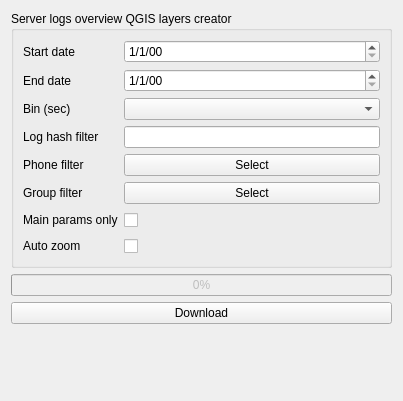
meritechsolutions/azenqos_qgis_plugin, file Azenqos/server_overview_widget.ui: the form before one commit.
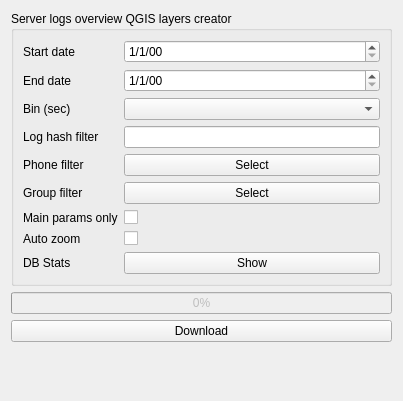
The form after the commit.

Commit message: add DB stats button in server overview widget

What changed in the file:
```diff
--- a/Azenqos/server_overview_widget.ui
+++ b/Azenqos/server_overview_widget.ui
@@ -108,7 +108,7 @@
         <item row="6" column="1">
          <widget class="QCheckBox" name="main_params_only_checkBox">
           <property name="text">
-           <string> </string>
+           <string/>
           </property>
          </widget>
         </item>
@@ -122,7 +122,21 @@
         <item row="7" column="1">
          <widget class="QCheckBox" name="auto_zoom_checkBox">
           <property name="text">
-           <string> </string>
+           <string/>
+          </property>
+         </widget>
+        </item>
+        <item row="8" column="1">
+         <widget class="QPushButton" name="showDbStatsButton">
+          <property name="text">
+           <string>Show</string>
+          </property>
+         </widget>
+        </item>
+        <item row="8" column="0">
+         <widget class="QLabel" name="dBStatsLabel">
+          <property name="text">
+           <string>DB Stats</string>
           </property>
          </widget>
         </item>
```
The commit also changes 3 other files.
